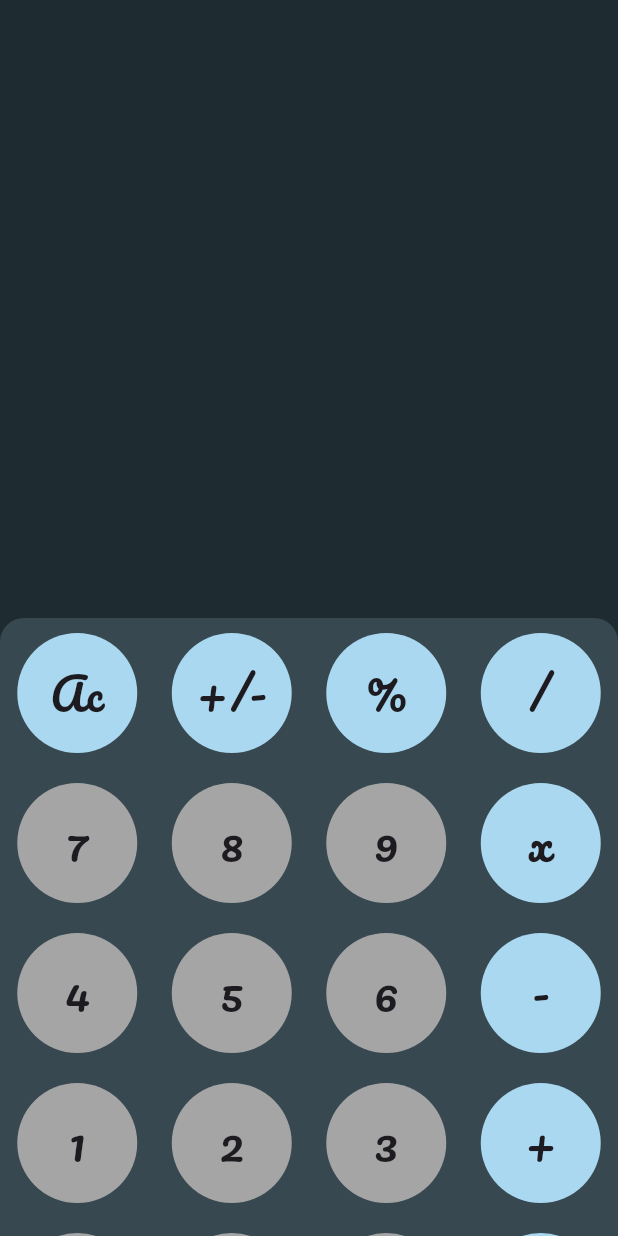
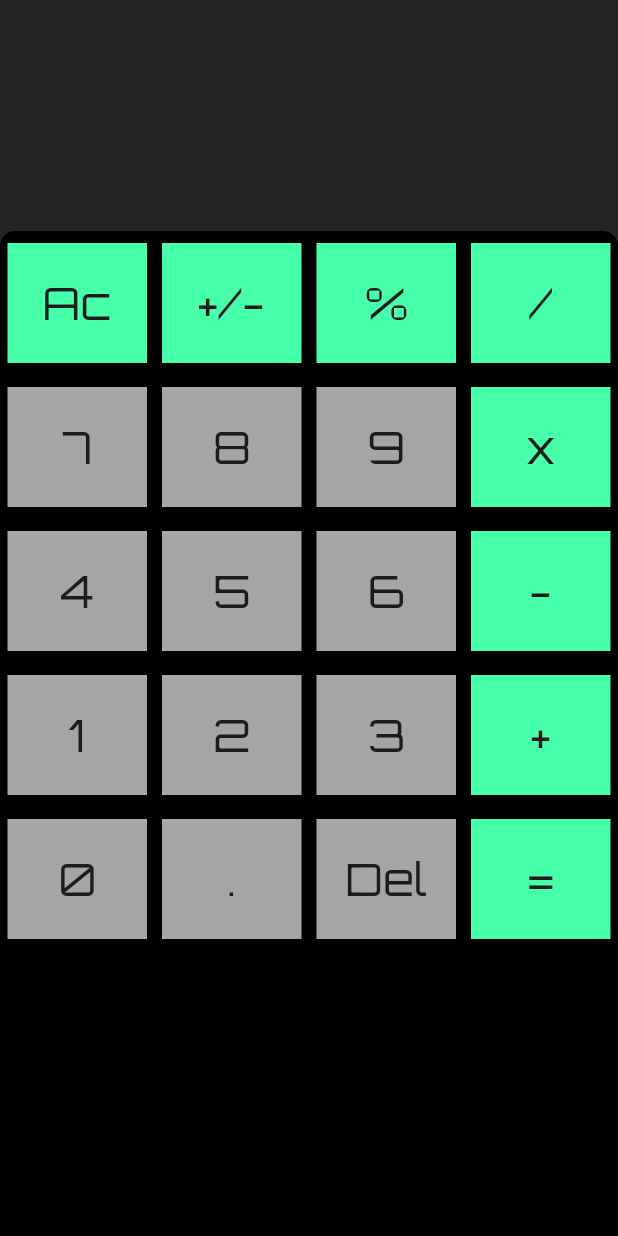
Before and after one commit to ZainR10/fluter_calculator, a Flutter app: the screen it shows after launch, on a phone screen of 412 x 824 dp. Run offline on Flutter 3.47's test engine with Material 3 defaults, Android fonts, the phone set to English and light mode, and no system bars; our stand-ins replace google_fonts, math_expressions.

Commit message:
made some color changes

```diff
--- a/lib/calculator_screen.dart
+++ b/lib/calculator_screen.dart
@@ -17,10 +17,11 @@ class _CalculatorScreenState extends State<CalculatorScreen> {
   Widget build(BuildContext context) {
     return SafeArea(
       child: Scaffold(
-        backgroundColor: const Color.fromARGB(255, 30, 43, 49),
+        backgroundColor: const Color.fromARGB(255, 33, 35, 36),
         // appBar: AppBar(title: const Text('calculator')),
         body: Column(children: [
-          Expanded(
+          Flexible(
+            flex: 0,
             child: Padding(
               padding: const EdgeInsets.symmetric(vertical: 30),
               child: Column(
@@ -31,8 +32,9 @@ class _CalculatorScreenState extends State<CalculatorScreen> {
                     alignment: Alignment.bottomRight,
                     child: Text(
                       userInput.toString(),
-                      style: GoogleFonts.getFont('Pacifico',
-                          fontSize: 30, color: Colors.white),
+                      style: GoogleFonts.getFont('Orbitron',
+                          fontSize: 30,
+                          color: const Color.fromARGB(255, 71, 255, 169)),
                     ),
                   ),
                   const SizedBox(
@@ -40,8 +42,9 @@ class _CalculatorScreenState extends State<CalculatorScreen> {
                   ),
                   Text(
                     answer.toString(),
-                    style: GoogleFonts.getFont('Pacifico',
-                        fontSize: 30, color: Colors.white),
+                    style: GoogleFonts.getFont('Orbitron',
+                        fontSize: 30,
+                        color: const Color.fromARGB(255, 71, 255, 169)),
                   ),
                 ],
               ),
@@ -52,21 +55,20 @@ class _CalculatorScreenState extends State<CalculatorScreen> {
 
           Flexible(
             fit: FlexFit.tight,
-            child: Expanded(
-              flex: 2,
             child: Container(
               decoration: const BoxDecoration(
-                    color: Color.fromARGB(255, 55, 72, 80),
+                color: Color.fromARGB(255, 0, 0, 0),
                 borderRadius: BorderRadius.only(
-                        topLeft: Radius.circular(16),
-                        topRight: Radius.circular(16))),
+                    topLeft: Radius.circular(10),
+                    topRight: Radius.circular(10)),
+              ),
               child: Column(
                 children: [
                   Row(
                     children: [
                       Mybutton(
                         title: 'Ac',
-                          myColor: const Color.fromARGB(255, 169, 216, 240),
+                        myColor: const Color.fromARGB(255, 71, 255, 169),
                         onPress: () {
                           userInput = '';
                           answer = '';
@@ -75,21 +77,21 @@ class _CalculatorScreenState extends State<CalculatorScreen> {
                       ),
                       Mybutton(
                           title: '+/-',
-                            myColor: const Color.fromARGB(255, 169, 216, 240),
+                          myColor: const Color.fromARGB(255, 71, 255, 169),
                           onPress: () {
                             userInput += '+/-';
                             setState(() {});
                           }),
                       Mybutton(
                           title: '%',
-                            myColor: const Color.fromARGB(255, 169, 216, 240),
+                          myColor: const Color.fromARGB(255, 71, 255, 169),
                           onPress: () {
                             userInput += '%';
                             setState(() {});
                           }),
                       Mybutton(
                         title: '/',
-                          myColor: const Color.fromARGB(255, 169, 216, 240),
+                        myColor: const Color.fromARGB(255, 71, 255, 169),
                         onPress: () {
                           userInput += '/';
                           setState(() {});
@@ -120,7 +122,7 @@ class _CalculatorScreenState extends State<CalculatorScreen> {
                           }),
                       Mybutton(
                         title: 'x',
-                          myColor: const Color.fromARGB(255, 169, 216, 240),
+                        myColor: const Color.fromARGB(255, 71, 255, 169),
                         onPress: () {
                           userInput += 'x';
                           setState(() {});
@@ -151,7 +153,7 @@ class _CalculatorScreenState extends State<CalculatorScreen> {
                           }),
                       Mybutton(
                         title: '-',
-                          myColor: const Color.fromARGB(255, 169, 216, 240),
+                        myColor: const Color.fromARGB(255, 71, 255, 169),
                         onPress: () {
                           userInput += '-';
                           setState(() {});
@@ -182,7 +184,7 @@ class _CalculatorScreenState extends State<CalculatorScreen> {
                           }),
                       Mybutton(
                         title: '+',
-                          myColor: const Color.fromARGB(255, 169, 216, 240),
+                        myColor: const Color.fromARGB(255, 71, 255, 169),
                         onPress: () {
                           userInput += '+';
                           setState(() {});
@@ -214,7 +216,7 @@ class _CalculatorScreenState extends State<CalculatorScreen> {
                           }),
                       Mybutton(
                         title: '=',
-                          myColor: const Color.fromARGB(255, 169, 216, 240),
+                        myColor: const Color.fromARGB(255, 71, 255, 169),
                         onPress: () {
                           equalPress();
                           setState(() {});
@@ -223,7 +225,6 @@ class _CalculatorScreenState extends State<CalculatorScreen> {
                     ],
                   ),
                 ],
-                ),
               ),
             ),
           )
--- a/lib/components/my_buttons.dart
+++ b/lib/components/my_buttons.dart
@@ -16,16 +16,17 @@ class Mybutton extends StatelessWidget {
   Widget build(BuildContext context) {
     return Flexible(
       child: Padding(
-        padding: const EdgeInsets.symmetric(vertical: 10),
+        padding: const EdgeInsets.symmetric(vertical: 8, horizontal: 5),
         child: InkWell(
           onTap: onPress,
           child: Container(
             height: 80,
-            decoration: BoxDecoration(shape: BoxShape.circle, color: myColor),
+            decoration:
+                BoxDecoration(shape: BoxShape.rectangle, color: myColor),
             child: Center(
               child: Text(
                 title,
-                style: GoogleFonts.getFont('Pacifico', fontSize: 30),
+                style: GoogleFonts.getFont('Orbitron', fontSize: 30),
               ),
             ),
           ),
--- a/lib/main.dart
+++ b/lib/main.dart
@@ -1,4 +1,3 @@
-import 'package:flutter/foundation.dart';
 import 'package:flutter/material.dart';
 import 'package:fluuter_calculator/calculator_screen.dart';
 // import 'package:fluuter_calculator/components/screen.dart';
--- a/pubspec.yaml
+++ b/pubspec.yaml
@@ -34,7 +34,7 @@ dependencies:
 
   # The following adds the Cupertino Icons font to your application.
   # Use with the CupertinoIcons class for iOS style icons.
-  cupertino_icons: ^1.0.2
+  cupertino_icons: ^1.0.6
   math_expressions: ^2.4.0
   google_fonts: ^6.1.0
 
@@ -47,7 +47,7 @@ dev_dependencies:
   # activated in the `analysis_options.yaml` file located at the root of your
   # package. See that file for information about deactivating specific lint
   # rules and activating additional ones.
-  flutter_lints: ^2.0.0
+  flutter_lints: ^3.0.1
 
 # For information on the generic Dart part of this file, see the
 # following page: https://dart.dev/tools/pub/pubspec
```
Also changed, not shown: pubspec.lock. Lines whose indentation alone changed are shown as unchanged.
